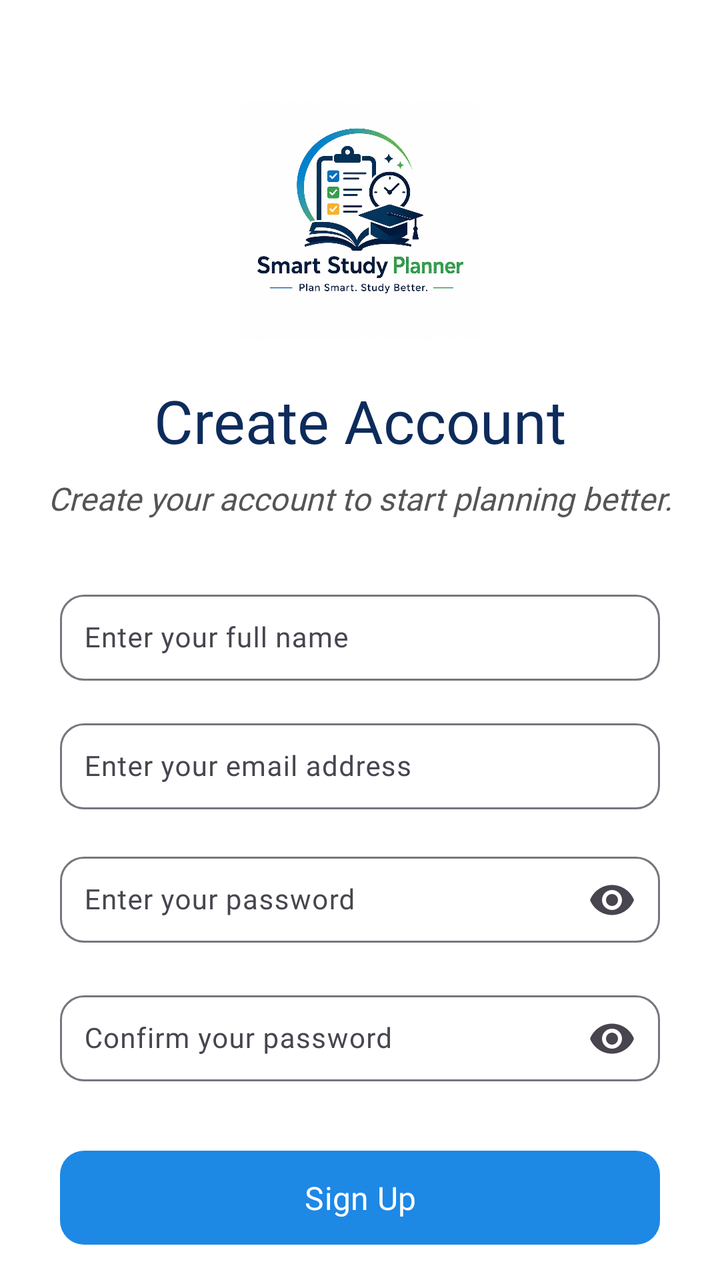
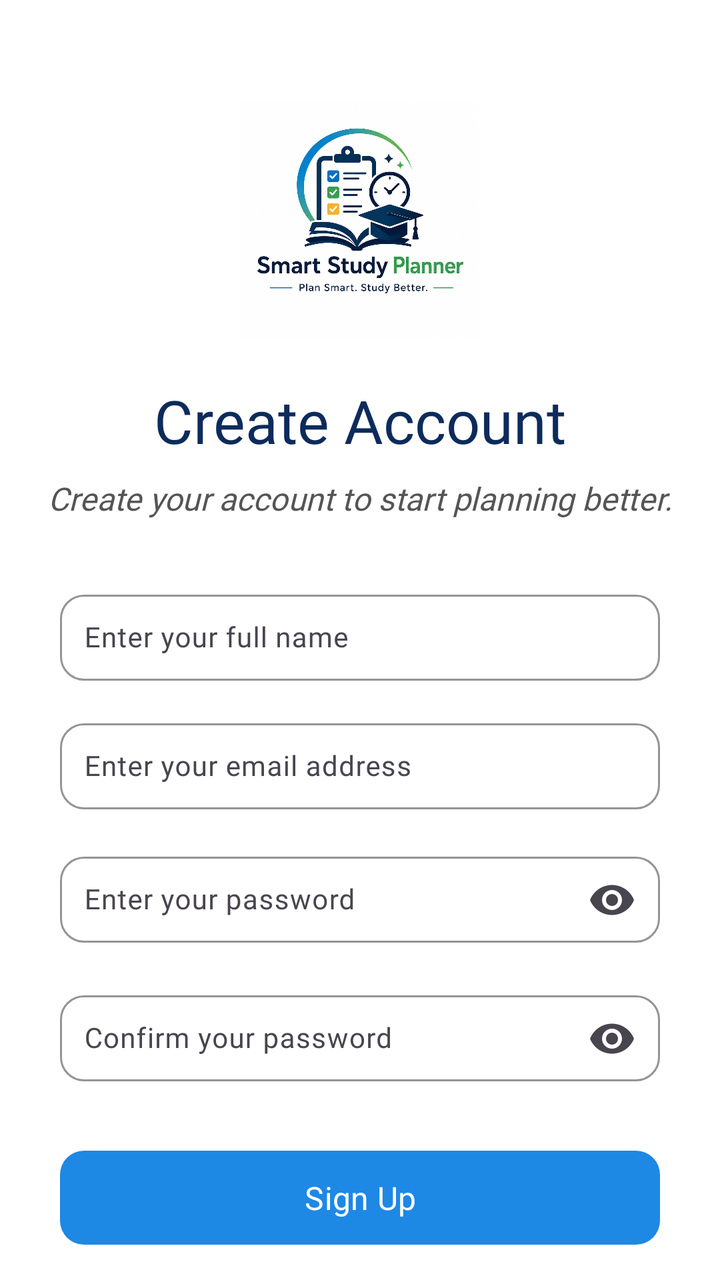

Before-and-after screenshots of an Android layout around one commit, followed by the original layout XML and the change that was made.
<!-- AndroidManifest.xml: application theme Theme.SmartStudyPlanner -->
<!-- res/layout/activity_sign_up.xml -->
<?xml version="1.0" encoding="utf-8"?>
<androidx.constraintlayout.widget.ConstraintLayout
    xmlns:android="http://schemas.android.com/apk/res/android"
    xmlns:app="http://schemas.android.com/apk/res-auto"

    android:layout_width="match_parent"
    android:layout_height="match_parent"
    android:background="#FFFFFF">

    
    <ImageView
        android:id="@+id/imgLogo"
        android:layout_width="120dp"
        android:layout_height="120dp"
        android:src="@drawable/study_logo"
        android:contentDescription="@string/splash_logo_description"
        app:layout_constraintTop_toTopOf="parent"
        app:layout_constraintStart_toStartOf="parent"
        app:layout_constraintEnd_toEndOf="parent"
        android:layout_marginTop="50dp"/>

    
    <TextView
        android:id="@+id/txtCreateAccount"

        android:layout_width="wrap_content"
        android:layout_height="wrap_content"

        android:text="@string/create_account"

        android:fontFamily="@font/poppins_bold"
        android:textSize="30sp"
        android:textColor="#0D2B5B"

        app:layout_constraintTop_toBottomOf="@id/imgLogo"
        app:layout_constraintStart_toStartOf="parent"
        app:layout_constraintEnd_toEndOf="parent"

        android:layout_marginTop="20dp"/>

    
    <TextView
        android:id="@+id/txtSignupSubtitle"

        android:layout_width="wrap_content"
        android:layout_height="wrap_content"

        android:text="@string/signup_subtitle"

        android:fontFamily="@font/poppins_regular"
        android:textSize="16sp"
        android:textColor="#555555"
        android:textStyle="italic"

        app:layout_constraintTop_toBottomOf="@id/txtCreateAccount"
        app:layout_constraintStart_toStartOf="parent"
        app:layout_constraintEnd_toEndOf="parent"

        android:layout_marginTop="8dp"/>

    
    <com.google.android.material.textfield.TextInputLayout
        android:id="@+id/nameInputLayout"

        android:layout_width="300dp"
        android:layout_height="wrap_content"

        android:layout_marginTop="32dp"

        app:layout_constraintTop_toBottomOf="@id/txtSignupSubtitle"
        app:layout_constraintStart_toStartOf="parent"
        app:layout_constraintEnd_toEndOf="parent"

        app:boxBackgroundMode="outline"

        app:boxCornerRadiusTopStart="12dp"
        app:boxCornerRadiusTopEnd="12dp"
        app:boxCornerRadiusBottomStart="12dp"
        app:boxCornerRadiusBottomEnd="12dp">


        <com.google.android.material.textfield.TextInputEditText

            android:id="@+id/edtFullName"

            android:layout_width="match_parent"
            android:layout_height="wrap_content"

            android:fontFamily="@font/poppins_regular"

            android:textSize="14sp"

            android:textColor="#0D2B5B"
            android:textColorHint="#0D2B5B"

            android:hint="@string/enter_full_name"

            android:inputType="textPersonName"

            android:padding="12dp"/>


    </com.google.android.material.textfield.TextInputLayout>

    
    <com.google.android.material.textfield.TextInputLayout
        android:id="@+id/emailInputLayout"

        android:layout_width="300dp"
        android:layout_height="wrap_content"

        android:layout_marginTop="16dp"

        app:layout_constraintTop_toBottomOf="@id/nameInputLayout"
        app:layout_constraintStart_toStartOf="parent"
        app:layout_constraintEnd_toEndOf="parent"

        app:boxBackgroundMode="outline"

        app:boxCornerRadiusTopStart="12dp"
        app:boxCornerRadiusTopEnd="12dp"
        app:boxCornerRadiusBottomStart="12dp"
        app:boxCornerRadiusBottomEnd="12dp">


        <com.google.android.material.textfield.TextInputEditText

            android:id="@+id/edtEmail"

            android:layout_width="match_parent"
            android:layout_height="wrap_content"

            android:fontFamily="@font/poppins_regular"

            android:textSize="14sp"

            android:textColor="#0D2B5B"
            android:textColorHint="#0D2B5B"

            android:hint="@string/enter_email"

            android:inputType="textEmailAddress"

            android:autofillHints="emailAddress"

            android:padding="12dp"/>

    </com.google.android.material.textfield.TextInputLayout>

    
    <com.google.android.material.textfield.TextInputLayout
        android:id="@+id/passwordInputLayout"

        android:layout_width="300dp"
        android:layout_height="wrap_content"

        android:layout_marginTop="16dp"

        app:layout_constraintTop_toBottomOf="@id/emailInputLayout"
        app:layout_constraintStart_toStartOf="parent"
        app:layout_constraintEnd_toEndOf="parent"

        app:boxBackgroundMode="outline"

        app:boxCornerRadiusTopStart="12dp"
        app:boxCornerRadiusTopEnd="12dp"
        app:boxCornerRadiusBottomStart="12dp"
        app:boxCornerRadiusBottomEnd="12dp"

        app:endIconMode="password_toggle">

        <com.google.android.material.textfield.TextInputEditText

            android:id="@+id/edtPassword"

            android:layout_width="match_parent"
            android:layout_height="wrap_content"

            android:fontFamily="@font/poppins_regular"

            android:textSize="14sp"

            android:textColor="#0D2B5B"
            android:textColorHint="#0D2B5B"

            android:hint="@string/enter_password"

            android:inputType="textPassword"

            android:autofillHints="password"

            android:padding="12dp"/>

    </com.google.android.material.textfield.TextInputLayout>

    
    <com.google.android.material.textfield.TextInputLayout
        android:id="@+id/confirmPasswordInputLayout"

        android:layout_width="300dp"
        android:layout_height="wrap_content"

        android:layout_marginTop="16dp"

        app:layout_constraintTop_toBottomOf="@id/passwordInputLayout"
        app:layout_constraintStart_toStartOf="parent"
        app:layout_constraintEnd_toEndOf="parent"

        app:boxBackgroundMode="outline"

        app:boxCornerRadiusTopStart="12dp"
        app:boxCornerRadiusTopEnd="12dp"
        app:boxCornerRadiusBottomStart="12dp"
        app:boxCornerRadiusBottomEnd="12dp"

        app:endIconMode="password_toggle">

        <com.google.android.material.textfield.TextInputEditText

            android:id="@+id/edtConfirmPassword"

            android:layout_width="match_parent"
            android:layout_height="wrap_content"

            android:fontFamily="@font/poppins_regular"

            android:textSize="14sp"

            android:textColor="#0D2B5B"
            android:textColorHint="#0D2B5B"

            android:hint="@string/confirm_password"

            android:inputType="textPassword"

            android:autofillHints="password"

            android:padding="12dp"/>
    </com.google.android.material.textfield.TextInputLayout>

        
        <com.google.android.material.button.MaterialButton
            android:id="@+id/btnSignup"

            android:layout_width="300dp"
            android:layout_height="55dp"

            android:layout_marginTop="28dp"

            android:text="@string/sign_up"

            android:textAllCaps="false"

            android:textColor="#FFFFFF"
            android:textSize="16sp"

            android:fontFamily="@font/poppins_semibold"

            app:backgroundTint="#1E88E5"

            app:cornerRadius="12dp"

            app:layout_constraintTop_toBottomOf="@id/confirmPasswordInputLayout"
            app:layout_constraintStart_toStartOf="parent"
            app:layout_constraintEnd_toEndOf="parent"/>

    
    <LinearLayout
        android:id="@+id/loginLayout"

        android:layout_width="wrap_content"
        android:layout_height="wrap_content"

        android:orientation="horizontal"

        android:layout_marginTop="20dp"

        app:layout_constraintTop_toBottomOf="@id/btnSignup"
        app:layout_constraintStart_toStartOf="parent"
        app:layout_constraintEnd_toEndOf="parent">
        
        <TextView
            android:id="@+id/txtAlreadyHaveAccount"

            android:layout_width="wrap_content"
            android:layout_height="wrap_content"

            android:text="@string/already_have_account"

            android:fontFamily="@font/poppins_regular"

            android:textSize="15sp"

            android:textColor="#555555"/>
        
        <TextView
            android:id="@+id/txtLogin"

            android:layout_width="wrap_content"
            android:layout_height="wrap_content"

            android:layout_marginStart="5dp"

            android:minHeight="48dp"
            android:minWidth="48dp"

            android:paddingStart="8dp"
            android:paddingEnd="8dp"
            android:gravity="center"

            android:text="@string/login"

            android:fontFamily="@font/poppins_semibold"

            android:textSize="15sp"

            android:textColor="#1E88E5"

            android:clickable="true"
            android:focusable="true"/>
    </LinearLayout>
</androidx.constraintlayout.widget.ConstraintLayout>
<!-- resources referenced by this layout -->
<resources>
  <!-- drawable study_logo: jpeg bitmap (drawable, 86049 bytes) -->
  <string name="already_have_account">Already have an account?</string>
  <string name="confirm_password">Confirm your password</string>
  <string name="create_account">Create Account</string>
  <string name="enter_email">Enter your email address</string>
  <string name="enter_full_name">Enter your full name</string>
  <string name="enter_password">Enter your password</string>
  <string name="login">Login</string>
  <string name="sign_up">Sign Up</string>
  <string name="signup_subtitle">Create your account to start planning better.</string>
  <string name="splash_logo_description">Smart Study Planner Logo</string>
  <style name="Theme.SmartStudyPlanner" parent="Base.Theme.SmartStudyPlanner" />
  <style name="Base.Theme.SmartStudyPlanner" parent="Theme.Material3.DayNight.NoActionBar">
          
          
      </style>
</resources>

<!-- the commit's change to res/layout/activity_sign_up.xml (unified diff, before → after) -->
@@ -2,7 +2,6 @@
 <androidx.constraintlayout.widget.ConstraintLayout
     xmlns:android="http://schemas.android.com/apk/res/android"
     xmlns:app="http://schemas.android.com/apk/res-auto"
-
     android:layout_width="match_parent"
     android:layout_height="match_parent"
     android:background="#FFFFFF">
@@ -22,57 +21,44 @@
     
     <TextView
         android:id="@+id/txtCreateAccount"
-
         android:layout_width="wrap_content"
         android:layout_height="wrap_content"
-
         android:text="@string/create_account"
-
         android:fontFamily="@font/poppins_bold"
         android:textSize="30sp"
         android:textColor="#0D2B5B"
-
         app:layout_constraintTop_toBottomOf="@id/imgLogo"
         app:layout_constraintStart_toStartOf="parent"
         app:layout_constraintEnd_toEndOf="parent"
-
         android:layout_marginTop="20dp"/>
 
     
     <TextView
         android:id="@+id/txtSignupSubtitle"
-
         android:layout_width="wrap_content"
         android:layout_height="wrap_content"
-
         android:text="@string/signup_subtitle"
-
         android:fontFamily="@font/poppins_regular"
         android:textSize="16sp"
         android:textColor="#555555"
         android:textStyle="italic"
-
         app:layout_constraintTop_toBottomOf="@id/txtCreateAccount"
         app:layout_constraintStart_toStartOf="parent"
         app:layout_constraintEnd_toEndOf="parent"
-
         android:layout_marginTop="8dp"/>
 
     
     <com.google.android.material.textfield.TextInputLayout
         android:id="@+id/nameInputLayout"
-
-        android:layout_width="300dp"
-        android:layout_height="wrap_content"
-
+        android:layout_width="300dp"
+        android:layout_height="wrap_content"
         android:layout_marginTop="32dp"
-
         app:layout_constraintTop_toBottomOf="@id/txtSignupSubtitle"
         app:layout_constraintStart_toStartOf="parent"
         app:layout_constraintEnd_toEndOf="parent"
-
-        app:boxBackgroundMode="outline"
-
+        app:boxStrokeColor="@color/primary"
+        app:hintTextColor="@color/primary"
+        app:boxBackgroundMode="outline"
         app:boxCornerRadiusTopStart="12dp"
         app:boxCornerRadiusTopEnd="12dp"
         app:boxCornerRadiusBottomStart="12dp"
@@ -80,43 +66,30 @@
 
 
         <com.google.android.material.textfield.TextInputEditText
-
             android:id="@+id/edtFullName"
-
-            android:layout_width="match_parent"
-            android:layout_height="wrap_content"
-
-            android:fontFamily="@font/poppins_regular"
-
-            android:textSize="14sp"
-
-            android:textColor="#0D2B5B"
-            android:textColorHint="#0D2B5B"
-
+            android:layout_width="match_parent"
+            android:layout_height="wrap_content"
+            android:fontFamily="@font/poppins_regular"
+            android:textSize="14sp"
+            android:textColor="@color/primary_text"
+            android:textColorHint="@color/hint_text"
             android:hint="@string/enter_full_name"
-
             android:inputType="textPersonName"
-
-            android:padding="12dp"/>
-
-
+            android:padding="12dp" />
     </com.google.android.material.textfield.TextInputLayout>
 
     
     <com.google.android.material.textfield.TextInputLayout
         android:id="@+id/emailInputLayout"
-
-        android:layout_width="300dp"
-        android:layout_height="wrap_content"
-
+        android:layout_width="300dp"
+        android:layout_height="wrap_content"
         android:layout_marginTop="16dp"
-
         app:layout_constraintTop_toBottomOf="@id/nameInputLayout"
         app:layout_constraintStart_toStartOf="parent"
         app:layout_constraintEnd_toEndOf="parent"
-
-        app:boxBackgroundMode="outline"
-
+        app:boxBackgroundMode="outline"
+        app:boxStrokeColor="@color/primary"
+        app:hintTextColor="@color/primary"
         app:boxCornerRadiusTopStart="12dp"
         app:boxCornerRadiusTopEnd="12dp"
         app:boxCornerRadiusBottomStart="12dp"
@@ -124,118 +97,82 @@
 
 
         <com.google.android.material.textfield.TextInputEditText
-
             android:id="@+id/edtEmail"
-
-            android:layout_width="match_parent"
-            android:layout_height="wrap_content"
-
-            android:fontFamily="@font/poppins_regular"
-
-            android:textSize="14sp"
-
-            android:textColor="#0D2B5B"
-            android:textColorHint="#0D2B5B"
-
+            android:layout_width="match_parent"
+            android:layout_height="wrap_content"
+            android:fontFamily="@font/poppins_regular"
+            android:textSize="14sp"
+            android:textColor="@color/primary_text"
+            android:textColorHint="@color/hint_text"
             android:hint="@string/enter_email"
-
             android:inputType="textEmailAddress"
-
             android:autofillHints="emailAddress"
-
-            android:padding="12dp"/>
+            android:padding="12dp" />
 
     </com.google.android.material.textfield.TextInputLayout>
 
     
     <com.google.android.material.textfield.TextInputLayout
         android:id="@+id/passwordInputLayout"
-
-        android:layout_width="300dp"
-        android:layout_height="wrap_content"
-
+        android:layout_width="300dp"
+        android:layout_height="wrap_content"
         android:layout_marginTop="16dp"
-
         app:layout_constraintTop_toBottomOf="@id/emailInputLayout"
         app:layout_constraintStart_toStartOf="parent"
         app:layout_constraintEnd_toEndOf="parent"
-
-        app:boxBackgroundMode="outline"
-
-        app:boxCornerRadiusTopStart="12dp"
-        app:boxCornerRadiusTopEnd="12dp"
+        app:boxBackgroundMode="outline"
+        app:boxCornerRadiusTopStart="12dp"
+        app:boxCornerRadiusTopEnd="12dp"
+        app:boxStrokeColor="@color/primary"
+        app:hintTextColor="@color/primary"
         app:boxCornerRadiusBottomStart="12dp"
         app:boxCornerRadiusBottomEnd="12dp"
-
         app:endIconMode="password_toggle">
 
         <com.google.android.material.textfield.TextInputEditText
-
             android:id="@+id/edtPassword"
-
-            android:layout_width="match_parent"
-            android:layout_height="wrap_content"
-
-            android:fontFamily="@font/poppins_regular"
-
-            android:textSize="14sp"
-
-            android:textColor="#0D2B5B"
-            android:textColorHint="#0D2B5B"
-
+            android:layout_width="match_parent"
+            android:layout_height="wrap_content"
+            android:fontFamily="@font/poppins_regular"
+            android:textSize="14sp"
+            android:textColor="@color/primary_text"
+            android:textColorHint="@color/hint_text"
             android:hint="@string/enter_password"
-
             android:inputType="textPassword"
-
             android:autofillHints="password"
-
-            android:padding="12dp"/>
-
+            android:padding="12dp" />
     </com.google.android.material.textfield.TextInputLayout>
 
     
     <com.google.android.material.textfield.TextInputLayout
         android:id="@+id/confirmPasswordInputLayout"
-
-        android:layout_width="300dp"
-        android:layout_height="wrap_content"
-
+        android:layout_width="300dp"
+        android:layout_height="wrap_content"
         android:layout_marginTop="16dp"
-
         app:layout_constraintTop_toBottomOf="@id/passwordInputLayout"
         app:layout_constraintStart_toStartOf="parent"
         app:layout_constraintEnd_toEndOf="parent"
-
-        app:boxBackgroundMode="outline"
-
-        app:boxCornerRadiusTopStart="12dp"
-        app:boxCornerRadiusTopEnd="12dp"
+        app:boxBackgroundMode="outline"
+        app:boxCornerRadiusTopStart="12dp"
+        app:boxCornerRadiusTopEnd="12dp"
+        app:boxStrokeColor="@color/primary"
+        app:hintTextColor="@color/primary"
         app:boxCornerRadiusBottomStart="12dp"
         app:boxCornerRadiusBottomEnd="12dp"
-
         app:endIconMode="password_toggle">
 
         <com.google.android.material.textfield.TextInputEditText
-
             android:id="@+id/edtConfirmPassword"
-
-            android:layout_width="match_parent"
-            android:layout_height="wrap_content"
-
-            android:fontFamily="@font/poppins_regular"
-
-            android:textSize="14sp"
-
-            android:textColor="#0D2B5B"
-            android:textColorHint="#0D2B5B"
-
+            android:layout_width="match_parent"
+            android:layout_height="wrap_content"
+            android:fontFamily="@font/poppins_regular"
+            android:textSize="14sp"
+            android:textColor="@color/primary_text"
+            android:textColorHint="@color/hint_text"
             android:hint="@string/confirm_password"
-
             android:inputType="textPassword"
-
             android:autofillHints="password"
-
-            android:padding="12dp"/>
+            android:padding="12dp" />
     </com.google.android.material.textfield.TextInputLayout>
 
         
<!-- resource entries referenced after the edit -->
@@ -1,5 +1,8 @@
 <!-- resources referenced by this layout -->
 <resources>
+  <color name="hint_text">#8A8A8A</color>
+  <color name="primary">#1E88E5</color>
+  <color name="primary_text">#0D2B5B</color>
   <!-- drawable study_logo: jpeg bitmap (drawable, 86049 bytes) -->
   <string name="already_have_account">Already have an account?</string>
   <string name="confirm_password">Confirm your password</string>
